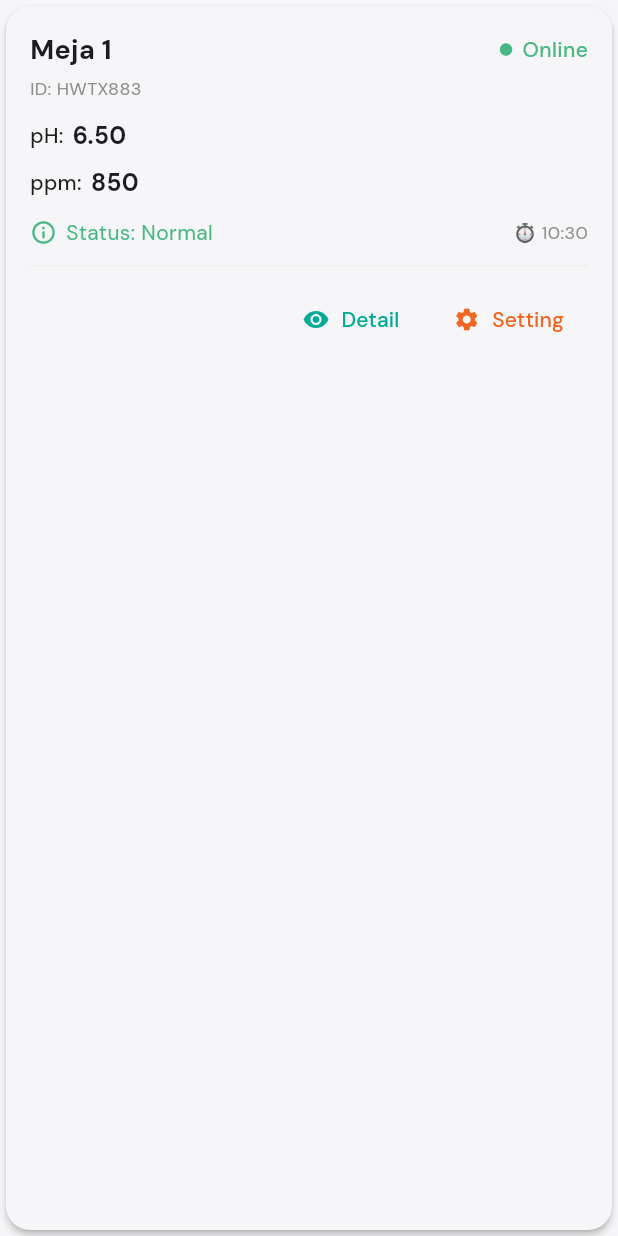
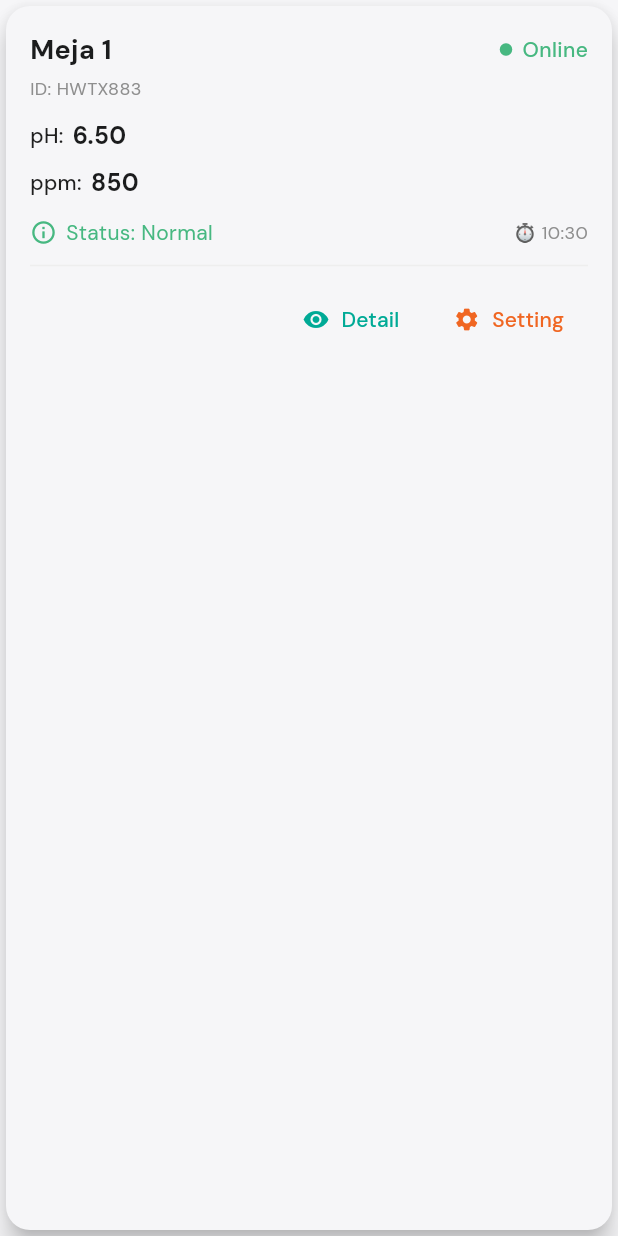
Before and after one commit to IoTLabTelU/eHydroTel-FE, a Flutter app: the DeviceCard widget shown alone on an empty page, opened directly, on a phone screen of 412 x 824 dp. Run offline on Flutter 3.47's test engine with Material 3 defaults, Android fonts, the phone set to English and light mode, and no system bars; our stand-ins replace cherry_toast, device_preview_plus, dio, fl_chart, flutter_riverpod, flutter_screenutil and 4 more; generated files the repository leaves out were written again.

Commit message:
refactor: device card and textformfield components

```diff
--- a/lib/core/components/device_card.dart
+++ b/lib/core/components/device_card.dart
@@ -35,8 +35,8 @@ class DeviceCard extends StatelessWidget {
 
   String _getStatusText() {
     if (!isOnline) return 'Offline';
-    if (ph < 5.5 || ph > 7.5 || ppm < 700 || ppm > 1200) return 'Error';
-    if ((ph >= 5.5 && ph < 6) || (ph > 7 && ph <= 7.5)) return 'Warning';
+    if (ph < 5.5 || ph > 7.5 || ppm < 700 || ppm > 1200) return 'Critical';
+    if ((ph >= 5.5 && ph < 6) || (ph > 7 && ph <= 7.5)) return 'Unstable';
     return 'Normal';
   }
 
@@ -52,7 +52,7 @@ class DeviceCard extends StatelessWidget {
     return Card(
       color: ColorValues.whiteColor,
       shape: RoundedRectangleBorder(borderRadius: BorderRadius.circular(16)),
-      elevation: 2,
+      elevation: 7,
       child: Padding(
         padding: const EdgeInsets.all(16),
         child: Column(
--- a/lib/core/components/textformfields.dart
+++ b/lib/core/components/textformfields.dart
@@ -12,6 +12,7 @@ class TextFormFieldComponent extends StatefulWidget {
     this.readOnly,
     this.onChanged,
     this.validator,
+    this.suffixIcon,
   });
 
   final String label;
@@ -22,6 +23,7 @@ class TextFormFieldComponent extends StatefulWidget {
   final TextInputType? keyboardType;
   final void Function(String)? onChanged;
   final bool? readOnly;
+  final Widget? suffixIcon;
 
   @override
   State<TextFormFieldComponent> createState() => _TextFormFieldComponentState();
@@ -62,9 +64,8 @@ class _TextFormFieldComponentState extends State<TextFormFieldComponent> {
         ),
         hintText: widget.hintText,
         hintStyle: Theme.of(context).textTheme.bodyMedium?.copyWith(color: ColorValues.neutral500),
-        errorText: widget.validator != null ? widget.validator!(widget.controller.text) : null,
         suffixIcon: !widget.obscureText
-            ? null
+            ? widget.suffixIcon
             : isObscured
             ? IconButton(
                 icon: const Icon(Icons.visibility_off),
@@ -86,6 +87,7 @@ class _TextFormFieldComponentState extends State<TextFormFieldComponent> {
       onChanged: widget.onChanged,
       readOnly: widget.readOnly ?? false,
       validator: widget.validator,
+      autovalidateMode: AutovalidateMode.onUserInteraction,
     );
   }
 }
```
